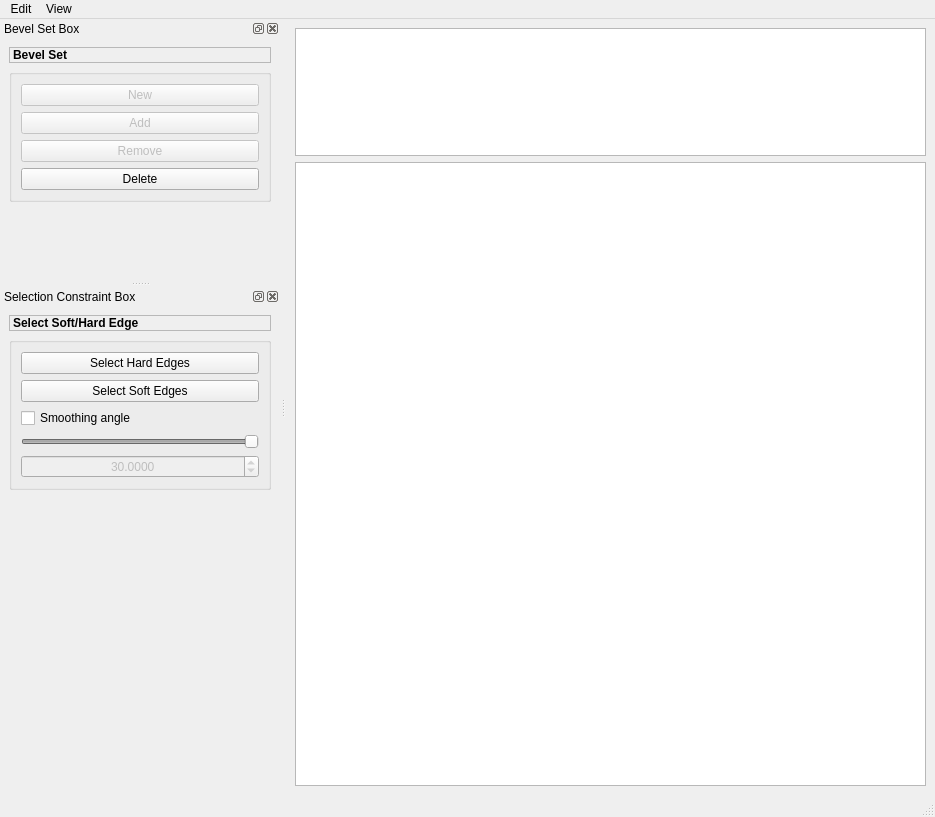
FengYusheng/MyUtils, file maya_script/BevelTool/src/Qt/UI/MWBevelToolMainWindow_io.ui: the form before one commit.
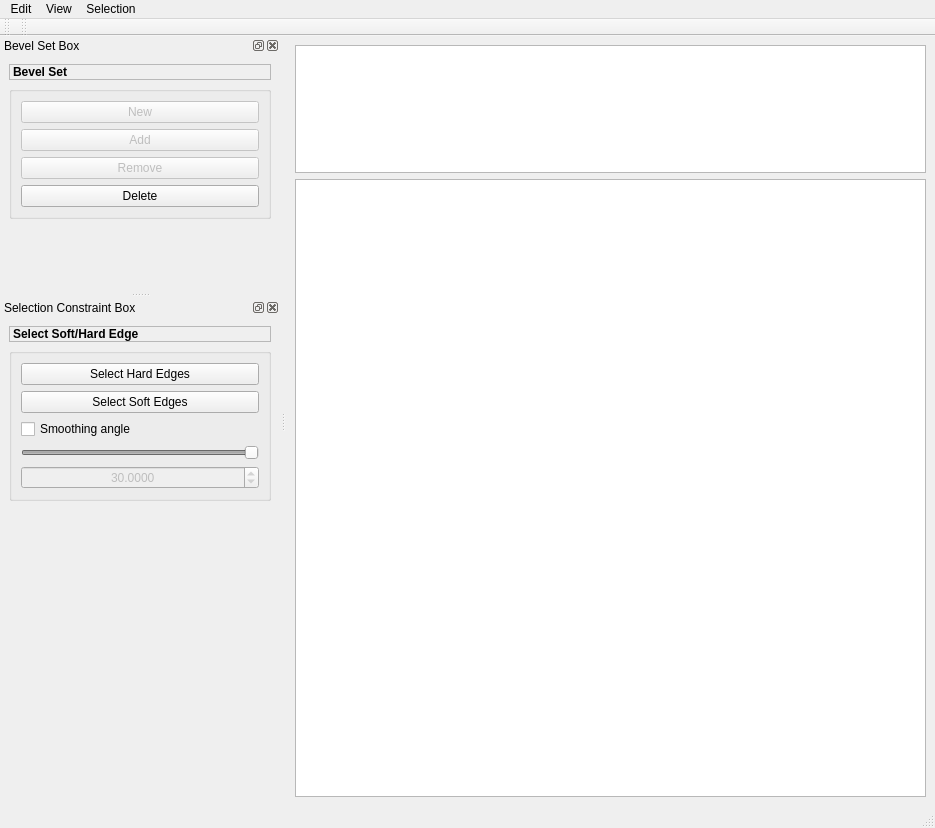
The form after the commit. Icons and pictures are not drawn.

Commit message: Replace dock with toolbar.

Diff of the .ui file:
```diff
--- a/maya_script/BevelTool/src/Qt/UI/MWBevelToolMainWindow_io.ui
+++ b/maya_script/BevelTool/src/Qt/UI/MWBevelToolMainWindow_io.ui
@@ -7,7 +7,7 @@
     <x>0</x>
     <y>0</y>
     <width>935</width>
-    <height>817</height>
+    <height>821</height>
    </rect>
   </property>
   <property name="windowTitle">
@@ -64,7 +64,7 @@
      <x>0</x>
      <y>0</y>
      <width>935</width>
-     <height>23</height>
+     <height>21</height>
     </rect>
    </property>
    <widget class="QMenu" name="editMenu">
@@ -82,8 +82,16 @@
      <string>View</string>
     </property>
    </widget>
+   <widget class="QMenu" name="selectionMenu">
+    <property name="title">
+     <string>Selection</string>
+    </property>
+    <addaction name="selectHardEdgeAction"/>
+    <addaction name="selectSoftEdgeAction"/>
+   </widget>
    <addaction name="editMenu"/>
    <addaction name="viewMenu"/>
+   <addaction name="selectionMenu"/>
   </widget>
   <widget class="QStatusBar" name="statusbar"/>
   <widget class="QDockWidget" name="bevelSetDock">
@@ -285,6 +293,40 @@
     </layout>
    </widget>
   </widget>
+  <widget class="QToolBar" name="bevelToolbar">
+   <property name="windowTitle">
+    <string>toolBar</string>
+   </property>
+   <property name="movable">
+    <bool>true</bool>
+   </property>
+   <property name="toolButtonStyle">
+    <enum>Qt::ToolButtonTextUnderIcon</enum>
+   </property>
+   <property name="floatable">
+    <bool>false</bool>
+   </property>
+   <attribute name="toolBarArea">
+    <enum>TopToolBarArea</enum>
+   </attribute>
+   <attribute name="toolBarBreak">
+    <bool>false</bool>
+   </attribute>
+  </widget>
+  <widget class="QToolBar" name="selectionToolbar">
+   <property name="windowTitle">
+    <string>toolBar</string>
+   </property>
+   <property name="toolButtonStyle">
+    <enum>Qt::ToolButtonTextUnderIcon</enum>
+   </property>
+   <attribute name="toolBarArea">
+    <enum>TopToolBarArea</enum>
+   </attribute>
+   <attribute name="toolBarBreak">
+    <bool>false</bool>
+   </attribute>
+  </widget>
   <action name="finishBevelAction">
    <property name="text">
     <string>Finish Bevel</string>
```
Left out of the diff: 48 changed lines with no effect on the pictures. The commit also changes 8 other files.
